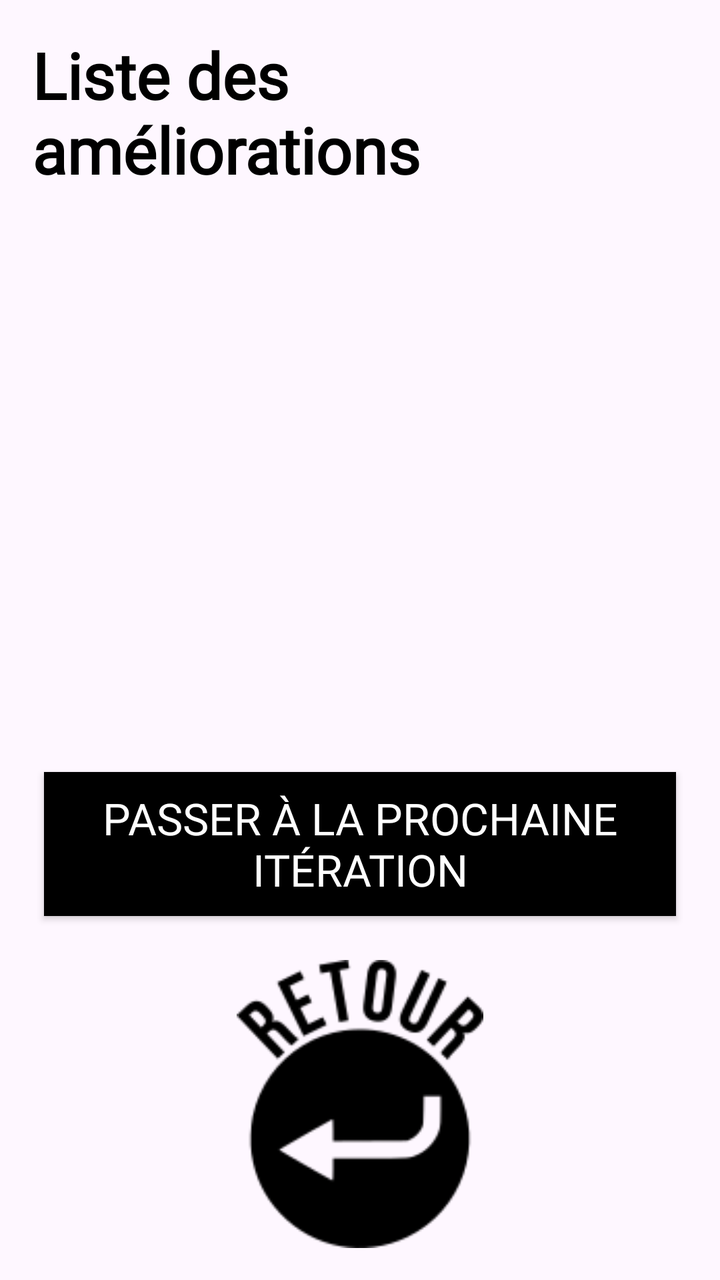
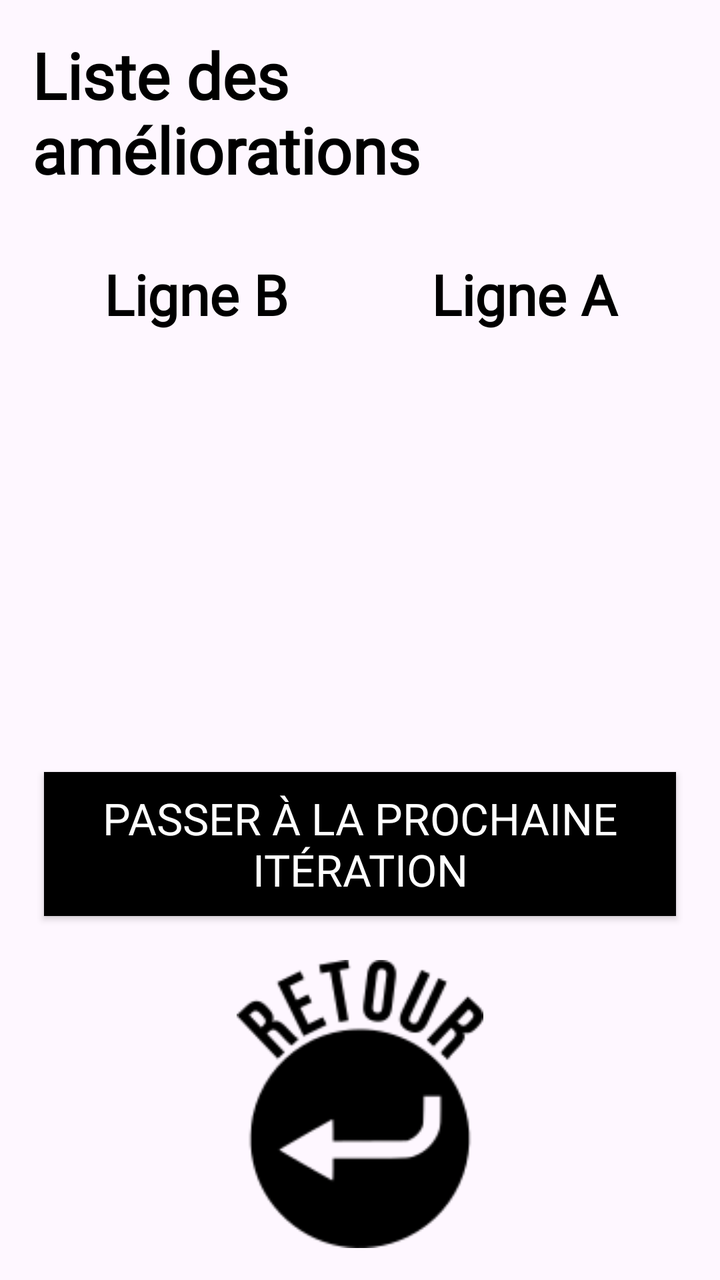

Compare the two renders of this Android layout. The source of the first and the diff that turns it into the second are given below.
<!-- AndroidManifest.xml: application theme Theme.SoundBoardJava -->
<!-- res/layout/fragment_improvements.xml -->
<?xml version="1.0" encoding="utf-8"?>
<LinearLayout xmlns:android="http://schemas.android.com/apk/res/android"
android:layout_width="match_parent"
android:layout_height="match_parent"
android:orientation="vertical"
android:padding="16dp"
    android:gravity="center_horizontal">

<TextView
    android:id="@+id/txtTitle"
    android:text="@string/ameliorations_liste_titre"
    android:textColor="@android:color/black"
    android:fontFamily="@font/bebas_neue"
    android:textSize="32sp"
    android:textStyle="bold"
    android:layout_width="wrap_content"
    android:layout_height="wrap_content"
    android:layout_marginBottom="24dp"/>

<ScrollView
    android:layout_width="match_parent"
    android:layout_height="0dp"
    android:layout_weight="1">

    <LinearLayout
        android:id="@+id/improvementsContainer"
        android:layout_width="match_parent"
        android:layout_height="wrap_content"
        android:orientation="vertical"
        android:gravity="center_horizontal"/>
</ScrollView>

    <androidx.appcompat.widget.AppCompatButton
    android:id="@+id/btnNextIteration"
    android:text="@string/ameliorations_bouton_iteration"
    style="@style/ParticipantButton"
    android:backgroundTint="@null"
    android:background="@android:color/black"
    android:layout_width="match_parent"
    android:layout_height="72dp"
    android:layout_marginTop="12dp"/>

    <ImageButton
        android:id="@+id/btnReturn"
        android:layout_width="144dp"
        android:layout_height="144dp"
        android:layout_gravity="center_horizontal"
        android:layout_marginTop="16dp"
        android:background="@android:color/transparent"
        android:src="@drawable/returnbutton"
        android:scaleType="fitCenter"/>

</LinearLayout>
<!-- resources referenced by this layout -->
<resources>
  <!-- drawable returnbutton: png bitmap (drawable, 5241 bytes) -->
  <string name="ameliorations_bouton_iteration">Passer à la prochaine itération</string>
  <string name="ameliorations_liste_titre">Liste des améliorations</string>
  <style name="ParticipantButton">
  
          <item name="android:fontFamily">@font/bebas_neue</item>
          <item name="android:textColor">@android:color/white</item>
  
          
          <item name="android:backgroundTint">@null</item>
          <item name="android:background">@drawable/rounded_button</item>
  
          
          <item name="android:layout_width">match_parent</item>
          <item name="android:layout_height">60dp</item>
          <item name="android:layout_margin">6dp</item>
          <item name="android:textSize">22sp</item>
  
      </style>
  <style name="Theme.SoundBoardJava" parent="Base.Theme.SoundBoardJava" />
  <!-- drawable rounded_button (drawable) -->
  <shape xmlns:android="http://schemas.android.com/apk/res/android"
      android:shape="rectangle">
  
      <solid android:color="#000000"/>     
      <stroke android:width="3dp" android:color="#FFFFFF"/>  
      <corners android:radius="16dp"/>     
      <padding
          android:left="8dp"
          android:top="8dp"
          android:right="8dp"
          android:bottom="8dp"/>
  </shape>
  <style name="Base.Theme.SoundBoardJava" parent="Theme.Material3.DayNight.NoActionBar">
          
          
          <item name="materialButtonStyle">@style/Widget.App.Button.NoTint</item>
      </style>
  <style name="Widget.App.Button.NoTint" parent="@style/Widget.MaterialComponents.Button">
          <item name="backgroundTint">@null</item>
      </style>
</resources>

<!-- the commit's change to res/layout/fragment_improvements.xml (unified diff, before → after) -->
@@ -23,11 +23,54 @@ android:padding="16dp"
     android:layout_weight="1">
 
     <LinearLayout
-        android:id="@+id/improvementsContainer"
+        android:id="@+id/improvementsColumns"
         android:layout_width="match_parent"
         android:layout_height="wrap_content"
-        android:orientation="vertical"
-        android:gravity="center_horizontal"/>
+        android:orientation="horizontal">
+
+        
+        <LinearLayout
+            android:id="@+id/containerLineB"
+            android:layout_width="0dp"
+            android:layout_height="wrap_content"
+            android:layout_weight="1"
+            android:orientation="vertical"
+            android:padding="8dp">
+
+            <TextView
+                android:layout_width="match_parent"
+                android:layout_height="wrap_content"
+                android:text="@string/ameliorations_ligne_b"
+                android:gravity="center"
+                android:textSize="28sp"
+                android:textStyle="bold"
+                android:textColor="@android:color/black"
+                android:fontFamily="@font/bebas_neue"/>
+
+        </LinearLayout>
+
+        
+        <LinearLayout
+            android:id="@+id/containerLineA"
+            android:layout_width="0dp"
+            android:layout_height="wrap_content"
+            android:layout_weight="1"
+            android:orientation="vertical"
+            android:padding="8dp">
+
+            <TextView
+                android:layout_width="match_parent"
+                android:layout_height="wrap_content"
+                android:text="@string/ameliorations_ligne_a"
+                android:gravity="center"
+                android:textSize="28sp"
+                android:textStyle="bold"
+                android:textColor="@android:color/black"
+                android:fontFamily="@font/bebas_neue"/>
+
+        </LinearLayout>
+
+    </LinearLayout>
 </ScrollView>
 
     <androidx.appcompat.widget.AppCompatButton
<!-- resource entries referenced after the edit -->
@@ -2,6 +2,8 @@
 <resources>
   <!-- drawable returnbutton: png bitmap (drawable, 5241 bytes) -->
   <string name="ameliorations_bouton_iteration">Passer à la prochaine itération</string>
+  <string name="ameliorations_ligne_a">Ligne A</string>
+  <string name="ameliorations_ligne_b">Ligne B</string>
   <string name="ameliorations_liste_titre">Liste des améliorations</string>
   <style name="ParticipantButton">
   
